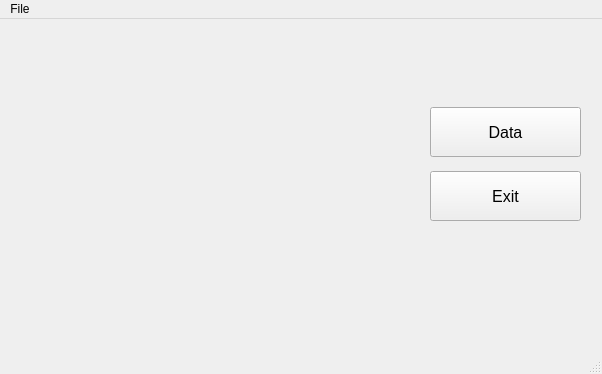
The window that mainwindow.ui (AthreeS002/Pemdesk) describes before a commit, drawn with Qt 5.
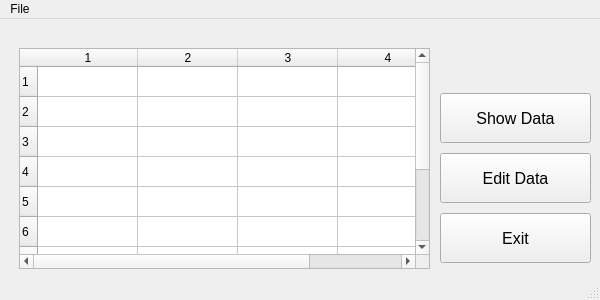
The same window after the commit.

Patch:
```diff
--- a/mainwindow.ui
+++ b/mainwindow.ui
@@ -6,8 +6,8 @@
    <rect>
     <x>0</x>
     <y>0</y>
-    <width>602</width>
-    <height>374</height>
+    <width>600</width>
+    <height>300</height>
    </rect>
   </property>
   <property name="minimumSize">
@@ -16,6 +16,12 @@
     <height>0</height>
    </size>
   </property>
+  <property name="maximumSize">
+   <size>
+    <width>600</width>
+    <height>300</height>
+   </size>
+  </property>
   <property name="windowTitle">
    <string>MainWindow</string>
   </property>
@@ -23,13 +29,31 @@
    <widget class="QWidget" name="verticalLayoutWidget">
     <property name="geometry">
      <rect>
-      <x>430</x>
-      <y>80</y>
+      <x>440</x>
+      <y>70</y>
       <width>151</width>
-      <height>131</height>
+      <height>181</height>
      </rect>
     </property>
     <layout class="QVBoxLayout" name="verticalLayout">
+     <item>
+      <widget class="QPushButton" name="showData">
+       <property name="maximumSize">
+        <size>
+         <width>16777215</width>
+         <height>50</height>
+        </size>
+       </property>
+       <property name="font">
+        <font>
+         <pointsize>12</pointsize>
+        </font>
+       </property>
+       <property name="text">
+        <string>Show Data</string>
+       </property>
+      </widget>
+     </item>
      <item>
       <widget class="QPushButton" name="btn_data">
        <property name="maximumSize">
@@ -44,7 +68,7 @@
         </font>
        </property>
        <property name="text">
-        <string>Data</string>
+        <string>Edit Data</string>
        </property>
       </widget>
      </item>
@@ -68,13 +92,49 @@
      </item>
     </layout>
    </widget>
+   <widget class="QWidget" name="verticalLayoutWidget_2">
+    <property name="geometry">
+     <rect>
+      <x>19</x>
+      <y>29</y>
+      <width>411</width>
+      <height>221</height>
+     </rect>
+    </property>
+    <layout class="QVBoxLayout" name="verticalLayout_2">
+     <item>
+      <widget class="QTableWidget" name="tableWidget">
+       <property name="rowCount">
+        <number>10</number>
+       </property>
+       <property name="columnCount">
+        <number>4</number>
+       </property>
+       <row/>
+       <row/>
+       <row/>
+       <row/>
+       <row/>
+       <row/>
+       <row/>
+       <row/>
+       <row/>
+       <row/>
+       <column/>
+       <column/>
+       <column/>
+       <column/>
+      </widget>
+     </item>
+    </layout>
+   </widget>
   </widget>
   <widget class="QMenuBar" name="menubar">
    <property name="geometry">
     <rect>
      <x>0</x>
      <y>0</y>
-     <width>602</width>
+     <width>600</width>
      <height>21</height>
     </rect>
    </property>
```
Left out of the diff: 13 changed lines with no effect on the pictures.
